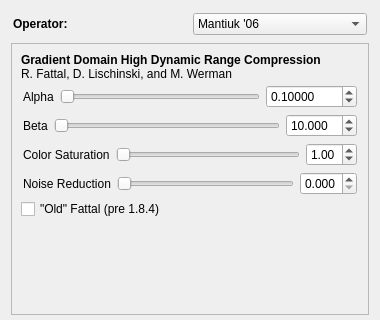
First picture: the form in forms/tonemappingoptions.ui, repository LuminanceHDR/LuminanceHDR, before the edit; both pictures show x 0 to 380 and y 0 to 320 of the 380 by 752 pixel window.
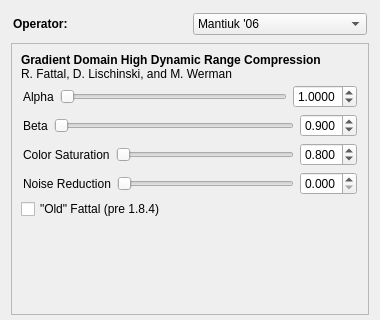
Second picture: the form after the edit. The open tabs and pages were chosen to show the change. Icons and pictures are not drawn.

Commit message: fixed double spin box and sliders min/max values for all operators

```diff
--- a/forms/tonemappingoptions.ui
+++ b/forms/tonemappingoptions.ui
@@ -499,7 +499,7 @@
               <cursorShape>PointingHandCursor</cursorShape>
              </property>
              <property name="maximum" >
-              <number>1000</number>
+              <number>100</number>
              </property>
              <property name="orientation" >
               <enum>Qt::Horizontal</enum>
@@ -509,20 +509,20 @@
            <item>
             <widget class="QDoubleSpinBox" name="alphadsb" >
              <property name="decimals" >
-              <number>5</number>
+              <number>4</number>
              </property>
              <property name="minimum" >
-              <double>0.000010000000000</double>
+              <double>0.000100000000000</double>
              </property>
              <property name="maximum" >
-              <double>1000.000000000000000</double>
+              <double>2.000000000000000</double>
              </property>
              <property name="singleStep" >
-              <double>0.200000000000000</double>
-             </property>
-             <property name="value" >
               <double>0.100000000000000</double>
              </property>
+             <property name="value" >
+              <double>1.000000000000000</double>
+             </property>
             </widget>
            </item>
           </layout>
@@ -561,16 +561,16 @@
               <number>3</number>
              </property>
              <property name="minimum" >
-              <double>0.000000000000000</double>
+              <double>0.100000000000000</double>
              </property>
              <property name="maximum" >
-              <double>100.000000000000000</double>
+              <double>2.000000000000000</double>
              </property>
              <property name="singleStep" >
               <double>1.000000000000000</double>
              </property>
              <property name="value" >
-              <double>10.000000000000000</double>
+              <double>0.900000000000000</double>
              </property>
             </widget>
            </item>
@@ -597,7 +597,7 @@
               <cursorShape>PointingHandCursor</cursorShape>
              </property>
              <property name="maximum" >
-              <number>300</number>
+              <number>100</number>
              </property>
              <property name="orientation" >
               <enum>Qt::Horizontal</enum>
@@ -606,14 +606,17 @@
            </item>
            <item>
             <widget class="QDoubleSpinBox" name="saturation2dsb" >
+             <property name="decimals" >
+              <number>3</number>
+             </property>
              <property name="maximum" >
-              <double>3.000000000000000</double>
+              <double>1.000000000000000</double>
              </property>
              <property name="singleStep" >
               <double>0.500000000000000</double>
              </property>
              <property name="value" >
-              <double>1.000000000000000</double>
+              <double>0.800000000000000</double>
              </property>
             </widget>
            </item>
```
Left out of the diff: 266 changed lines with no effect on the pictures.
